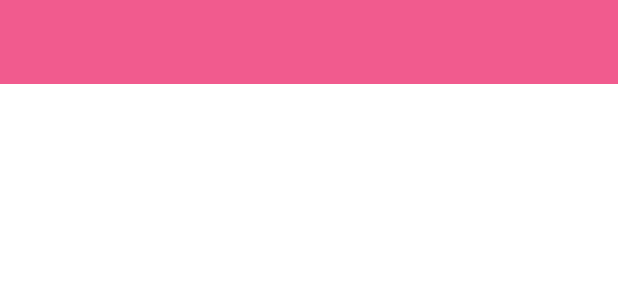
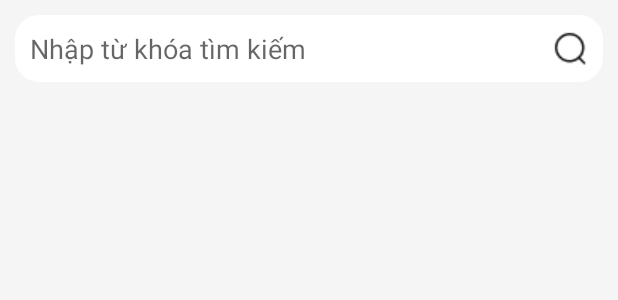
Before and after one commit to DuAnTopNghiepMD05/AppDuAnMD05, an Android app: the layout activity_search.xml on its own in the app's theme, with its tools: preview values and no code run, on a phone screen of 412 x 824 dp. Shown: the top 300 px of the screen. Run offline under Robolectric (Android 15) with nearby library versions, the light colour scheme and no system bars.

Commit message:
update search sanpham

```diff
--- a/app/src/main/res/layout/activity_search.xml
+++ b/app/src/main/res/layout/activity_search.xml
@@ -1,16 +1,31 @@
 <?xml version="1.0" encoding="utf-8"?>
 <LinearLayout xmlns:android="http://schemas.android.com/apk/res/android"
-    xmlns:app="http://schemas.android.com/apk/res-auto"
-    xmlns:tools="http://schemas.android.com/tools"
     android:layout_width="match_parent"
     android:layout_height="match_parent"
-    tools:context=".View.SearchActivity">
-    <androidx.appcompat.widget.Toolbar
-        android:id="@+id/toolbar"
-        android:theme="@style/ThemeOverlay.AppCompat.Dark.ActionBar"
-        style="@style/ThemeOverlay.AppCompat.Dark"
-        android:background="@color/purple_200"
+    xmlns:app="http://schemas.android.com/apk/res-auto"
+    android:background="#F5F5F5"
+    android:orientation="vertical">
+
+    <EditText
+        android:id="@+id/searchEditText"
         android:layout_width="match_parent"
-        android:layout_height="wrap_content"/>
+        android:layout_height="wrap_content"
+        android:background="@drawable/rounded_corners"
+        android:padding="10dp"
+        android:layout_margin="10dp"
+        android:hint="Nhập từ khóa tìm kiếm"
+        android:drawableEnd="@drawable/button_timkiem"
+        />
+
+    <androidx.recyclerview.widget.RecyclerView
+        android:id="@+id/productRecyclerView"
+        android:layout_width="match_parent"
+        android:layout_height="match_parent"
+        app:layout_constraintTop_toBottomOf="@id/searchEditText"
+        app:layout_constraintBottom_toBottomOf="parent"
+        app:layout_constraintStart_toStartOf="parent"
+        android:layout_margin="10dp"
+        app:layout_constraintEnd_toEndOf="parent"/>
+
 
 </LinearLayout>
```
Also changed, not shown: app/src/main/java/fpoly/md05/appduanmd05/View/SearchActivity.java (+77 -1 lines), app/src/main/res/layout/new_frament_profile.xml (+0 -8 lines).
